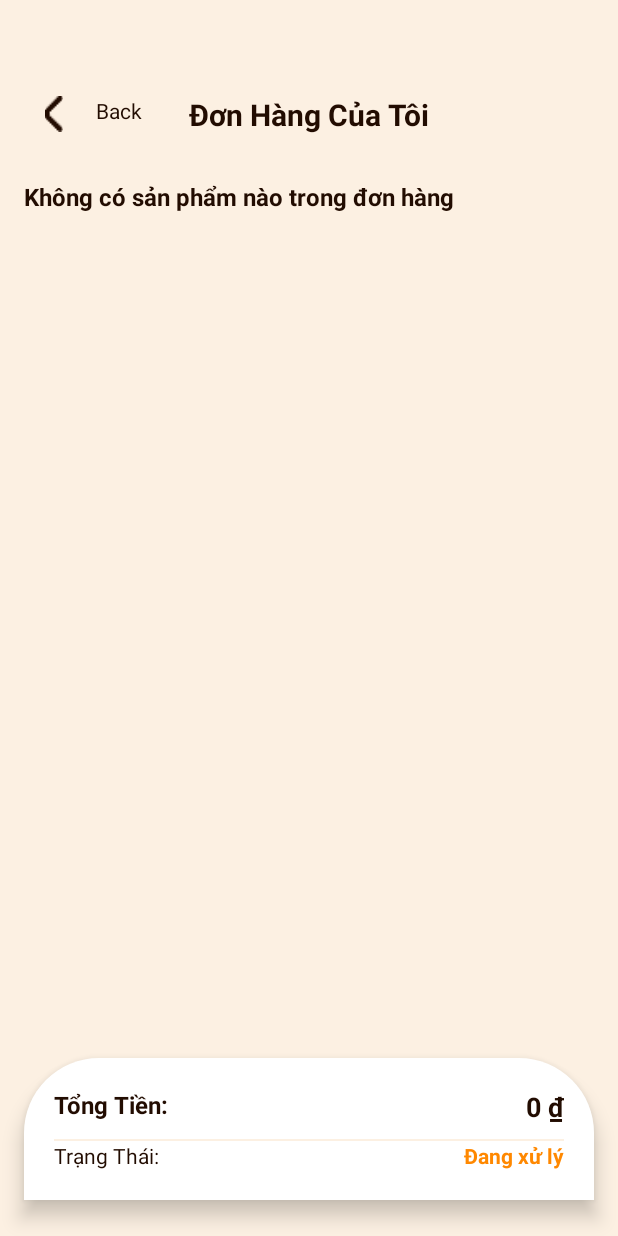
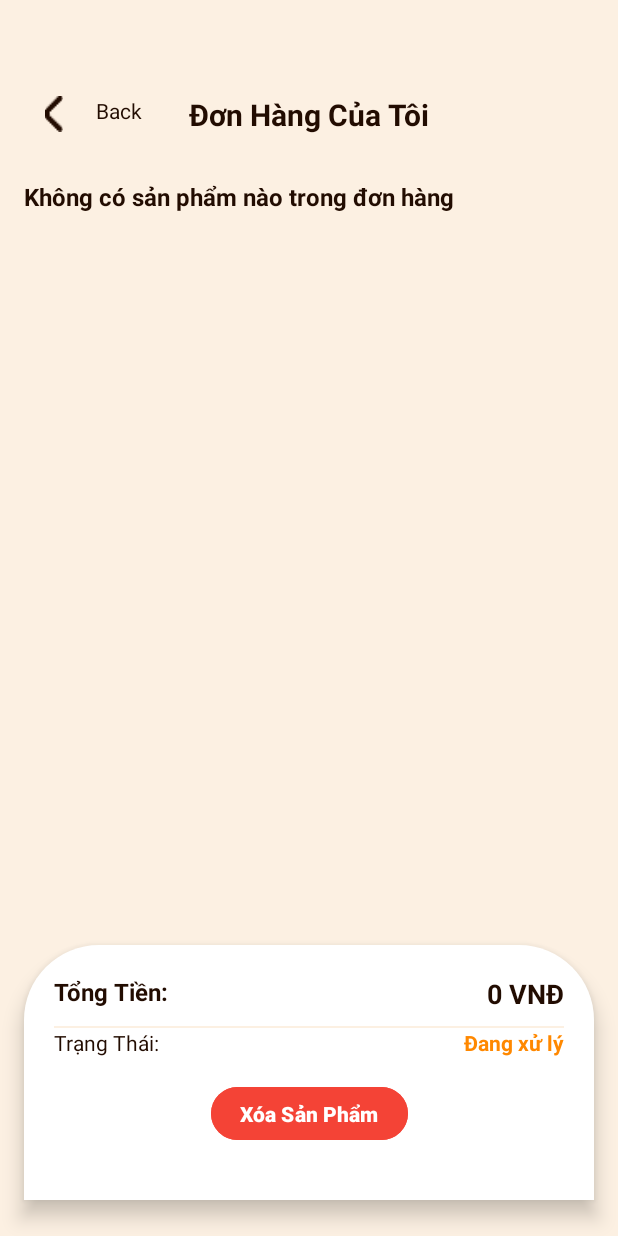
Before and after one commit to 22130230-TranNgocQuang/ltmobile_coffeeshop, an Android app: the MyOrderActivity screen opened directly, with no data from a screen before it, on a phone screen of 412 x 824 dp. Run offline under Robolectric (Android 15) with nearby library versions, the phone set to English and light mode, and no system bars; 3 statements that could not run were skipped.

```diff
--- a/app/src/main/java/com/example/ltmobile_coffeeshop/Helper/ManagmentCart.kt
+++ b/app/src/main/java/com/example/ltmobile_coffeeshop/Helper/ManagmentCart.kt
@@ -60,4 +60,8 @@ class ManagmentCart(val context: Context) {
         }
         return fee
     }
+    fun clearCart() {
+        tinyDB.putListObject("CartList", ArrayList<ItemsModel>())
+    }
+
 }
--- a/app/src/main/res/layout/activity_order.xml
+++ b/app/src/main/res/layout/activity_order.xml
@@ -172,6 +172,24 @@
                 app:layout_constraintEnd_toEndOf="parent"
                 app:layout_constraintTop_toBottomOf="@+id/dividerOrder" />
 
+            <Button
+                android:id="@+id/deleteProductBtn"
+                android:layout_width="131dp"
+                android:layout_height="43dp"
+                android:layout_marginTop="16dp"
+                android:layout_marginBottom="16dp"
+                android:backgroundTint="#F44336"
+                android:paddingHorizontal="16dp"
+                android:paddingVertical="8dp"
+                android:text="Xóa Sản Phẩm"
+                android:textColor="@android:color/white"
+                android:textSize="14sp"
+                android:textStyle="bold"
+                app:layout_constraintBottom_toBottomOf="parent"
+                app:layout_constraintEnd_toEndOf="parent"
+                app:layout_constraintStart_toStartOf="parent"
+                app:layout_constraintTop_toBottomOf="@+id/textStatusOrder" />
+
         </androidx.constraintlayout.widget.ConstraintLayout>
     </LinearLayout>
 
```
Also changed, not shown: app/src/main/java/com/example/ltmobile_coffeeshop/Activity/MyOrderActivity.kt (+58 -15 lines).
